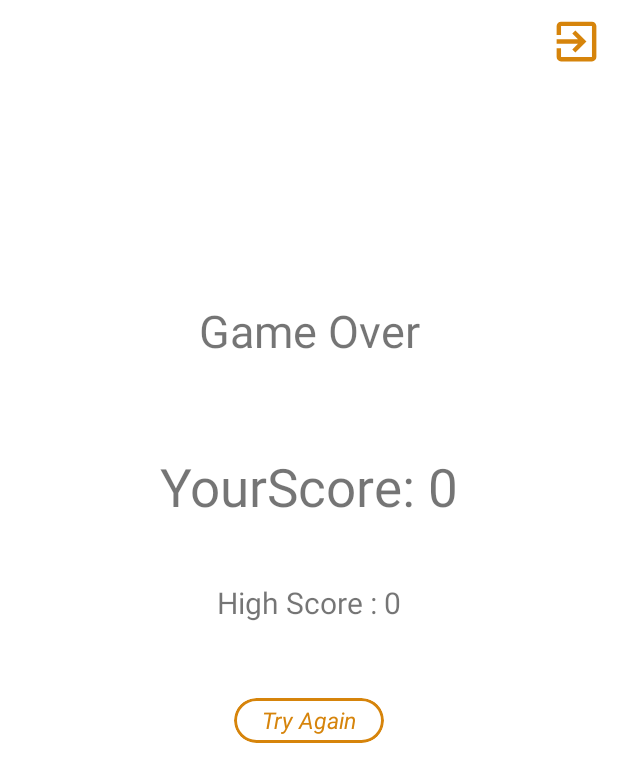
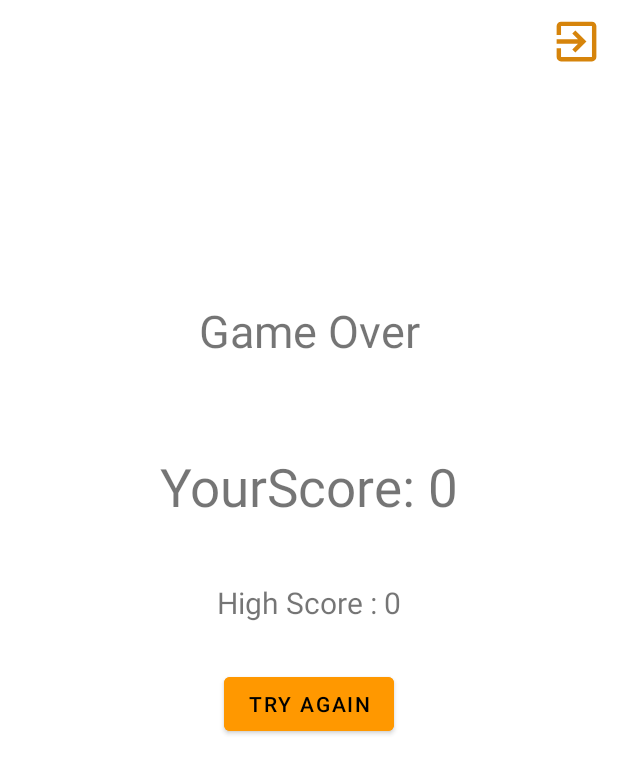
Before and after one commit to NoorElshafei/CatchMODO, an Android app: the ResultActivity screen opened directly, with no data from a screen before it, on a phone screen of 412 x 824 dp. Shown: the top 782 px of the screen. Run offline under Robolectric (Android 15) with nearby library versions, the phone set to English and light mode, and no system bars.

Commit message:
amany commit3

```diff
--- a/app/src/main/AndroidManifest.xml
+++ b/app/src/main/AndroidManifest.xml
@@ -9,6 +9,9 @@
         android:roundIcon="@mipmap/ic_launcher_round"
         android:supportsRtl="true"
         android:theme="@style/Theme.CatchMODO">
+        <activity
+            android:name=".ui.activities.TopUser"
+            android:exported="true" />
         <activity
             android:name=".ui.activities.ResultActivity"
             android:exported="true" />
@@ -26,7 +29,7 @@
             android:exported="true" />
         <activity
             android:name=".ui.activities.MainActivity"
-            android:exported="true"></activity>
+            android:exported="true" />
     </application>
 
 </manifest>
--- a/app/src/main/java/com/bbi/catchmodo/ui/activities/FirstActivity.java
+++ b/app/src/main/java/com/bbi/catchmodo/ui/activities/FirstActivity.java
@@ -2,6 +2,7 @@ package com.bbi.catchmodo.ui.activities;
 
 import androidx.annotation.NonNull;
 import androidx.appcompat.app.AppCompatActivity;
+import androidx.appcompat.app.AppCompatDelegate;
 
 import android.content.Intent;
 import android.os.Bundle;
@@ -26,6 +27,7 @@ public class FirstActivity extends AppCompatActivity {
     LinearLayout login;
     FirebaseDatabase database;
     DatabaseReference reference;
+    String score="0";
     UsersModel usersModel;
     ArrayList<UsersModel> usersModelArrayList;
 
@@ -34,7 +36,7 @@ public class FirstActivity extends AppCompatActivity {
     protected void onCreate(Bundle savedInstanceState) {
         super.onCreate(savedInstanceState);
         setContentView(R.layout.activity_first);
-
+        AppCompatDelegate.setDefaultNightMode(AppCompatDelegate.MODE_NIGHT_NO);
 
        userName = findViewById(R.id.userName);
         phoneNumber = findViewById(R.id.phone);
@@ -51,7 +53,7 @@ public class FirstActivity extends AppCompatActivity {
                 if (!name.isEmpty() && !phone.isEmpty()) {
 
                     reference = database.getReference("UserInfo").push();
-                    UsersModel usersModel=new UsersModel(reference.getKey(),name,phone);
+                    UsersModel usersModel=new UsersModel(reference.getKey(),name,phone,score);
                     reference.setValue(usersModel).addOnCompleteListener(new OnCompleteListener<Void>() {
                         @Override
                         public void onComplete(@NonNull Task<Void> task) {
--- a/app/src/main/java/com/bbi/catchmodo/ui/activities/StartActivity.java
+++ b/app/src/main/java/com/bbi/catchmodo/ui/activities/StartActivity.java
@@ -1,6 +1,7 @@
 package com.bbi.catchmodo.ui.activities;
 
 import androidx.appcompat.app.AppCompatActivity;
+import androidx.appcompat.app.AppCompatDelegate;
 
 import android.content.Intent;
 import android.os.Bundle;
@@ -17,6 +18,7 @@ public class StartActivity extends AppCompatActivity {
     protected void onCreate(Bundle savedInstanceState) {
         super.onCreate(savedInstanceState);
         setContentView(R.layout.activity_start);
+        AppCompatDelegate.setDefaultNightMode(AppCompatDelegate.MODE_NIGHT_NO);
 
     }
 
--- a/app/src/main/res/layout/activity_result.xml
+++ b/app/src/main/res/layout/activity_result.xml
@@ -61,45 +61,19 @@ android:gravity="center">
         app:layout_constraintTop_toBottomOf="@+id/scoreLabel" />
 
 
-    <androidx.cardview.widget.CardView
-        android:id="@+id/cardView6"
+    <Button
+        android:id="@+id/button"
         android:layout_width="wrap_content"
         android:layout_height="wrap_content"
-        android:layout_gravity="center"
-        android:layout_marginTop="50dp"
-        app:cardCornerRadius="23dp"
-        app:cardElevation="0dp"
+        android:backgroundTint="#FF9800"
+        android:onClick="tryAgain"
+        android:text="Try Again"
+        android:gravity="center"
+        android:layout_marginTop="30dp"
+        android:textColor="@color/black"
         app:layout_constraintEnd_toEndOf="parent"
         app:layout_constraintStart_toStartOf="parent"
-        app:layout_constraintTop_toBottomOf="@+id/highScoreLabel">
-
-        <LinearLayout
-            android:id="@+id/restart"
-            android:layout_width="wrap_content"
-            android:layout_height="30dp"
-            android:background="@drawable/stroke_button_bink_r23_w2"
-            android:foreground="?android:attr/selectableItemBackground"
-            android:gravity="center_vertical"
-            android:onClick="tryAgain"
-            android:orientation="horizontal"
-            android:textColor="#EB839D">
-
-            <TextView
-                android:id="@+id/text_restart"
-                android:layout_width="100dp"
-                android:layout_height="30dp"
-                android:gravity="center"
-                android:text="Try Again"
-                android:textColor="#D6840B"
-                android:textSize="15sp"
-                android:textStyle="italic"
-                tools:layout_editor_absoluteX="186dp"
-                tools:layout_editor_absoluteY="14dp" />
-
-        </LinearLayout>
-    </androidx.cardview.widget.CardView>
-
-
+        app:layout_constraintTop_toBottomOf="@+id/highScoreLabel" />
 
 
 </androidx.constraintlayout.widget.ConstraintLayout>
```
Also changed, not shown: app/src/main/java/com/bbi/catchmodo/data/model/UsersModel.java (+10 -12 lines), app/src/main/java/com/bbi/catchmodo/ui/activities/MainActivity.java (+25 -49 lines), app/src/main/java/com/bbi/catchmodo/ui/activities/TopUser.java (added, +17 -0 lines), app/src/main/res/layout/activity_start.xml (+8 -34 lines), app/src/main/res/layout/activity_top_user.xml (added, +30 -0 lines), app/src/main/res/layout/item_user.xml (added, +40 -0 lines).
